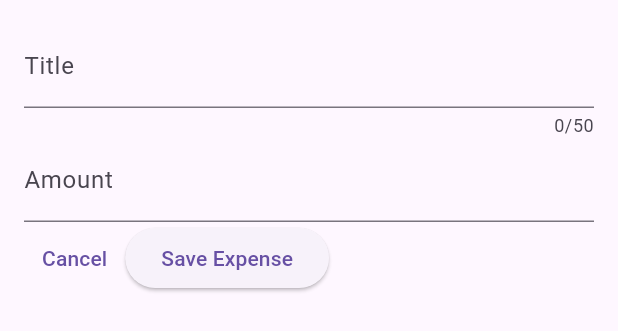
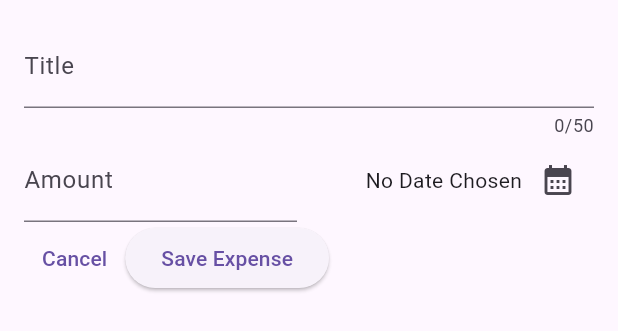
Before and after one commit to rasikasrimal/ExpenseManager, a Flutter app: the NewExpense widget shown alone on an empty page, opened directly, on a phone screen of 412 x 824 dp. Shown: the top 331 px of the screen. Run offline on Flutter 3.47's test engine with Material 2 defaults, Android fonts, the phone set to English and light mode, and no system bars.

Commit message:
Date Picker Added

```diff
--- a/lib/widgets/new_expense.dart
+++ b/lib/widgets/new_expense.dart
@@ -1,3 +1,4 @@
+import 'package:expense_manager/models/expense.dart';
 import 'package:flutter/material.dart';
 
 class NewExpense extends StatefulWidget {
@@ -12,6 +13,22 @@ class NewExpense extends StatefulWidget {
 class _NewExpenseState extends State<NewExpense> {
   final _titleController = TextEditingController();
   final _amountController = TextEditingController();
+  DateTime? _selectedDate;
+
+  void _percentDatePicker() async {
+    final initialDate = DateTime.now();
+    final firstDate = DateTime(
+        DateTime.now().year - 1, DateTime.now().month, DateTime.now().day);
+    final pickedDate = await showDatePicker(
+      context: context,
+      initialDate: initialDate,
+      firstDate: firstDate,
+      lastDate: initialDate,
+    );
+    setState(() {
+      _selectedDate = pickedDate;
+    });
+  }
 
   @override
   void dispose() {
@@ -33,13 +50,35 @@ class _NewExpenseState extends State<NewExpense> {
               labelText: 'Title',
             ),
           ),
-          TextField(
+          Row(
+            children: [
+              Expanded(
+                child: TextField(
                   controller: _amountController,
                   keyboardType: TextInputType.number,
                   decoration: const InputDecoration(
                     prefixText: '\$ ',
                     labelText: 'Amount',
                   ),
+                ),
+              ),
+              const SizedBox(width: 16),
+              Expanded(
+                child: Row(
+                  mainAxisAlignment: MainAxisAlignment.end,
+                  crossAxisAlignment: CrossAxisAlignment.center,
+                  children: [
+                    Text(_selectedDate == null
+                        ? 'No Date Chosen'
+                        : formatter.format(_selectedDate!)),
+                    IconButton(
+                      onPressed: _percentDatePicker,
+                      icon: const Icon(Icons.calendar_month),
+                    ),
+                  ],
+                ),
+              ),
+            ],
           ),
           Row(
             children: [
```
Lines whose indentation alone changed are shown as unchanged.
